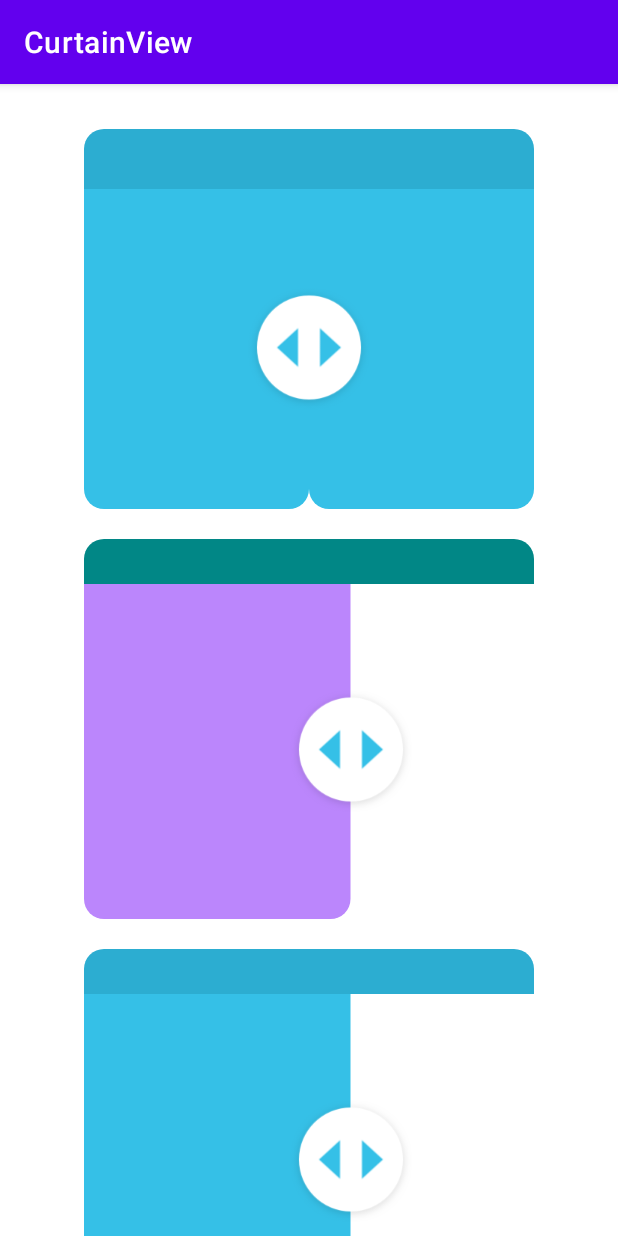
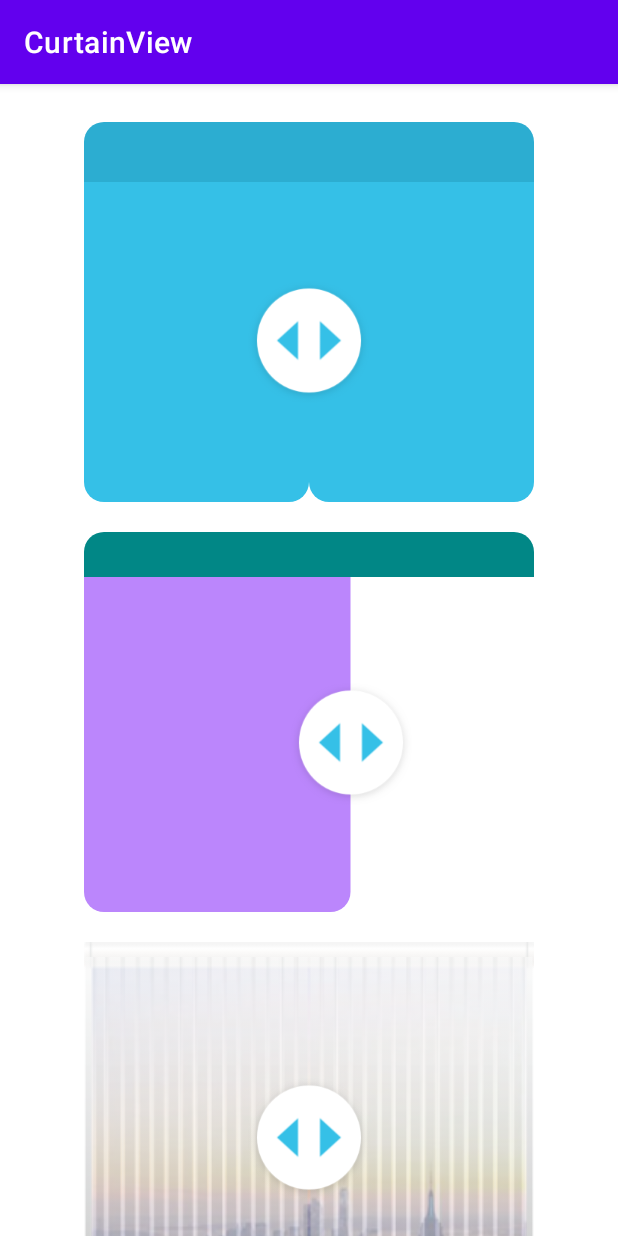
Before and after one commit to zhuwang0926/CurtainView, an Android app: the screen it shows after launch (MainActivity), on a phone screen of 412 x 824 dp. Run offline under Robolectric (Android 15) with nearby library versions, the phone set to English and light mode, and no system bars.

Commit message:
修改窗帘View支持设置图片

```diff
--- a/app/src/main/res/layout/activity_main.xml
+++ b/app/src/main/res/layout/activity_main.xml
@@ -11,7 +11,7 @@
         android:layout_height="match_parent"
         android:gravity="center"
         android:orientation="vertical"
-        android:padding="10dp">
+        android:padding="5dp">
 
         <com.hnkj.curtainview.CurtainView
             android:id="@+id/curtain"
@@ -48,26 +48,12 @@
             android:layout_width="300dp"
             android:layout_height="253dp"
             android:layout_marginTop="20dp"
-            app:curtain_leaves_color="@color/curtain_leaves_color"
-            app:curtain_rod_color="@color/curtain_rod_color"
-            app:curtain_rod_height="30dp"
+            android:background="@drawable/img_cl_bg"
+            app:curtain_leaves_left_drawable="@drawable/img_cl_leaf_left"
+            app:curtain_leaves_right_drawable="@drawable/img_cl_leaf_right"
+            app:curtain_rod_height="10dp"
             app:curtain_thumb="@drawable/img_curtain_drag"
-            app:curtain_type="false"
-            app:duration="2500"
-            app:max="100"
-            app:min="0"
-            app:min_progress="83"
-            app:progress="50" />
-
-        <com.hnkj.curtainview.CurtainView
-            android:layout_width="300dp"
-            android:layout_height="253dp"
-            android:layout_marginTop="20dp"
-            app:curtain_leaves_color="@color/teal_200"
-            app:curtain_rod_color="@color/teal_700"
-            app:curtain_rod_height="20dp"
-            app:curtain_thumb="@drawable/img_curtain_drag"
-            app:curtain_type="false"
+            app:curtain_type="true"
             app:duration="2500"
             app:max="100"
             app:min="0"
--- a/curtainview/src/main/java/com/hnkj/curtainview/CurtainView.kt
+++ b/curtainview/src/main/java/com/hnkj/curtainview/CurtainView.kt
@@ -8,6 +8,8 @@ import android.graphics.drawable.Drawable
 import android.util.AttributeSet
 import android.view.MotionEvent
 import android.view.View
+import androidx.core.content.withStyledAttributes
+import androidx.core.graphics.toRect
 import kotlin.math.roundToInt
 
 /**
@@ -20,9 +22,15 @@ class CurtainView(context: Context, attributeSet: AttributeSet? = null) :
 
     private var mMin: Int = 0
     private var mMax: Int = 100
-    private var mRodColor: Int = Color.BLUE
-    private var mProgressColor: Int = Color.GREEN
+
+    /**
+     * 0为透明
+     */
+    private var mRodColor: Int = 0
+    private var mProgressColor: Int = 0
     private var mThumbDrawable: Drawable? = null
+    private var mLeftProgressDrawable: Drawable? = null
+    private var mRightProgressDrawable: Drawable? = null
     private var mDuration: Int = 2500
     private var mProgress: Int = 100
 
@@ -39,15 +47,15 @@ class CurtainView(context: Context, attributeSet: AttributeSet? = null) :
     private var mHeight = 506f
     private var mPaint: Paint = Paint(Paint.ANTI_ALIAS_FLAG)
 
-    private var rodPath: Path
+    private var rodPath: Path? = null
 
-    private var leftRect: RectF?
-    private var rightRect: RectF?
-    private var leftPath: Path?
-    private var rightPath: Path?
+    private var leftRect: RectF? = null
+    private var rightRect: RectF? = null
+    private var leftPath: Path? = null
+    private var rightPath: Path? = null
     private val radius = 20f
 
-    private var thumbRect: Rect?
+    private var thumbRect: Rect? = null
     private var thumbHeightHalf: Int = 82
     private var moved = false
     private var valueAnimator: ValueAnimator? = null
@@ -89,60 +97,92 @@ class CurtainView(context: Context, attributeSet: AttributeSet? = null) :
     }
 
     init {
-
-        val obtainStyledAttributes =
-                context.obtainStyledAttributes(attributeSet, R.styleable.CurtainView)
-        setMin(obtainStyledAttributes.getInt(R.styleable.CurtainView_min, mMin))
-        setMax(obtainStyledAttributes.getInt(R.styleable.CurtainView_max, mMax))
-        setDurtain(obtainStyledAttributes.getInt(R.styleable.CurtainView_duration, mDuration))
-        setProgress(obtainStyledAttributes.getInt(R.styleable.CurtainView_progress, mProgress))
+        context.withStyledAttributes(attributeSet, R.styleable.CurtainView) {
+            setMin(getInt(R.styleable.CurtainView_min, mMin))
+            setMin(getInt(R.styleable.CurtainView_min, mMin))
+            setMax(getInt(R.styleable.CurtainView_max, mMax))
+            setDurtain(getInt(R.styleable.CurtainView_duration, mDuration))
+            setProgress(getInt(R.styleable.CurtainView_progress, mProgress))
+            mLeftProgressDrawable =
+                getDrawable(R.styleable.CurtainView_curtain_leaves_left_drawable)
+            mRightProgressDrawable =
+                getDrawable(R.styleable.CurtainView_curtain_leaves_right_drawable)
             setMinProgress(
-                obtainStyledAttributes.getFloat(
+                getFloat(
                     R.styleable.CurtainView_min_progress,
                     minProgress
                 )
             )
             setProgressColor(
-                obtainStyledAttributes.getInt(
+                getInt(
                     R.styleable.CurtainView_curtain_leaves_color,
                     mProgressColor
                 )
             )
             setRodColor(
-                obtainStyledAttributes.getInt(
+                getInt(
                     R.styleable.CurtainView_curtain_rod_color,
                     mRodColor
                 )
             )
             setRodHeight(
-                obtainStyledAttributes.getDimension(
+                getDimension(
                     R.styleable.CurtainView_curtain_rod_height,
                     rodHeight
                 )
             )
-        setThumb(obtainStyledAttributes.getDrawable(R.styleable.CurtainView_curtain_thumb))
-        setDouble(obtainStyledAttributes.getBoolean(R.styleable.CurtainView_curtain_type, isDoubled))
-        obtainStyledAttributes.recycle()
+            setThumb(getDrawable(R.styleable.CurtainView_curtain_thumb))
+            setDouble(
+                getBoolean(
+                    R.styleable.CurtainView_curtain_type,
+                    isDoubled
+                )
+            )
+        }
         mPaint.strokeCap = Paint.Cap.ROUND
         mPaint.style = Paint.Style.FILL
+        if (mRodColor != 0) {
             rodPath = Path()
+        }
+
         leftRect = RectF()
         rightRect = RectF()
+        if (mThumbDrawable != null) {
             thumbRect = Rect()
+        }
+        if (mProgressColor != 0) {
             leftPath = Path()
             rightPath = Path()
+        }
     }
 
     @SuppressLint("ResourceAsColor")
     override fun onDraw(canvas: Canvas) {
         super.onDraw(canvas)
+        //不是透明就画窗帘杆
+        if (mRodColor != 0) {
+            mPaint.color = mRodColor
+            canvas.drawPath(rodPath!!, mPaint)
+        }
+        //不是透明就画窗帘叶子
+        if (mProgressColor != 0) {
             mPaint.color = mProgressColor
             canvas.drawPath(leftPath!!, mPaint)
             if (isDoubled) {
                 canvas.drawPath(rightPath!!, mPaint)
             }
-        mPaint.color = mRodColor
-        canvas.drawPath(rodPath, mPaint)
+        }
+        //画窗子叶子的drawable 实际上也可以使用ColorDrawable 只不过是正方形的叶子
+        mLeftProgressDrawable?.run {
+            bounds = leftRect!!.toRect()
+            draw(canvas)
+        }
+        mRightProgressDrawable?.run {
+            if (isDoubled) {
+                bounds = rightRect!!.toRect()
+                draw(canvas)
+            }
+        }
         mThumbDrawable?.apply {
             bounds = thumbRect!!
             draw(canvas)
@@ -270,9 +310,7 @@ class CurtainView(context: Context, attributeSet: AttributeSet? = null) :
                 mThumbDrawable?.let {
                     if (it.bounds.contains(event.x.toInt(), event.y.toInt())) {
                         isTouch = true
-                        if (null != mOnProgressChangeListener) {
-                            mOnProgressChangeListener!!.onStartTrackingTouch(this)
-                        }
+                        mOnProgressChangeListener?.onStartTrackingTouch(this)
                     }
                 }
             }
@@ -302,14 +340,11 @@ class CurtainView(context: Context, attributeSet: AttributeSet? = null) :
                         ((x - minProgress) * (mMax - mMin) / (mWidth - minProgress)).toInt()
                     }
                     if (ctrlProgress != mProgress) {
+                        mOnProgressChangeListener?.onProgressChanged(this, ctrlProgress, true)
                         mProgress = ctrlProgress
                         computeProgressRect()
                         postInvalidate()
-                        if (null != mOnProgressChangeListener) {
-                            mOnProgressChangeListener!!.onProgressChanged(this, ctrlProgress, true)
                     }
-                    }
-
                 }
             }
         }
@@ -322,9 +357,9 @@ class CurtainView(context: Context, attributeSet: AttributeSet? = null) :
         mWidth = (w + paddingLeft + paddingRight).toFloat()
         mHeight = (h + paddingTop + paddingBottom).toFloat()
         middleLine = (mWidth / 2).toInt()
-        thumbHeightHalf = mThumbDrawable!!.intrinsicHeight / 2
+        thumbHeightHalf = mThumbDrawable?.intrinsicHeight?.div(2) ?: thumbHeightHalf
         //顺时针方向添加圆角
-        rodPath.addRoundRect(
+        rodPath?.addRoundRect(
             RectF(0F, 0F, mWidth, rodHeight),
             floatArrayOf(radius, radius, radius, radius, 0F, 0F, 0F, 0F),
             Path.Direction.CCW
@@ -334,12 +369,18 @@ class CurtainView(context: Context, attributeSet: AttributeSet? = null) :
 
 
     fun setMin(percent: Int) {
+        if (percent < 0) {
+            return
+        }
         mMin = percent
     }
 
     fun getMin() = mMin
 
     fun setMax(percent: Int) {
+        if (percent > 100 || percent <= 0) {
+            return
+        }
         mMax = percent
     }
 
--- a/curtainview/src/main/res/values/attrs.xml
+++ b/curtainview/src/main/res/values/attrs.xml
@@ -17,10 +17,12 @@
         <attr name="curtain_rod_height" format="dimension" />
         <!-- 窗帘叶子的颜色 -->
         <attr name="curtain_leaves_color" format="color" />
+        <!-- 窗帘叶子使用图片 别和[curtain_leaves_color]一起使用-->
+        <attr name="curtain_leaves_left_drawable" format="reference|color" />
+        <attr name="curtain_leaves_right_drawable" format="reference|color" />
         <!-- 窗帘滑块 -->
         <attr name="curtain_thumb" format="reference" />
         <!-- 窗帘类型 单开帘还是双开帘 -->
         <attr name="curtain_type" format="boolean" />
     </declare-styleable>
-
 </resources>
```
Also changed, not shown: app/src/main/res/drawable-xhdpi/img_cl_bg.png (added), app/src/main/res/drawable-xhdpi/img_cl_leaf_left.png (added), app/src/main/res/drawable-xhdpi/img_cl_leaf_right.png (added). Lines whose indentation alone changed are shown as unchanged.
